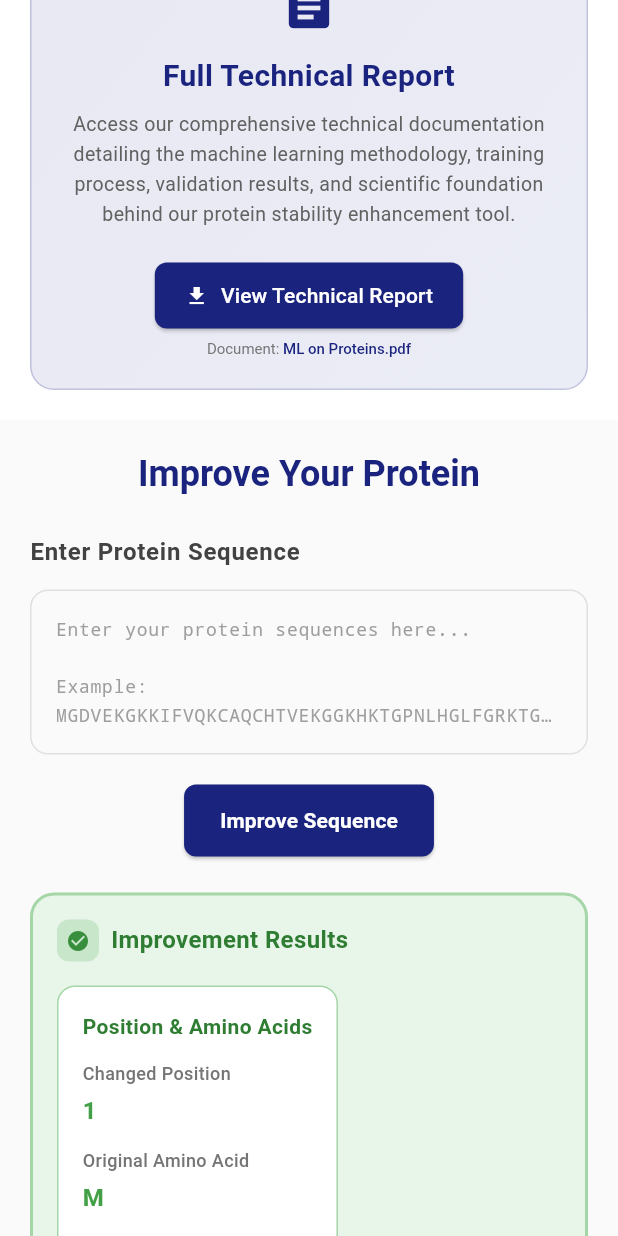
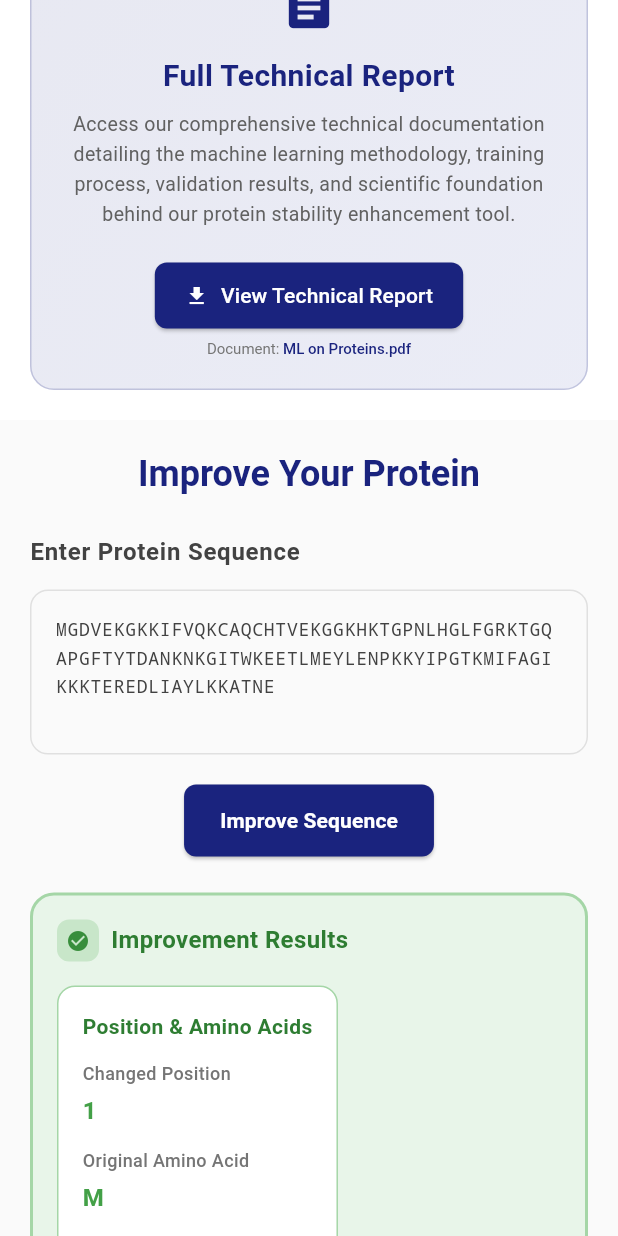
Before and after one commit to parsashu/Make-Protein-Stable-Website, a Flutter app: the screen it shows after launch, scrolled down 2304 dp, on a phone screen of 412 x 824 dp. Run offline on Flutter 3.47's test engine with Material 3 defaults, Android fonts, the light colour scheme and no system bars.

Commit message:
added default seq

```diff
--- a/lib/widgets/tool_section.dart
+++ b/lib/widgets/tool_section.dart
@@ -136,12 +136,9 @@ class _ToolSectionState extends State<ToolSection> {
                   ),
                   child: TextField(
                     key: const Key('protein_sequence_input'),
-                    controller: widget.sequenceController,
                     maxLines: isSmallScreen ? 4 : 6,
                     decoration: InputDecoration(
-                      hintText: isSmallScreen
-                          ? 'Enter your protein sequences here...\n\nExample:\nMGDVEKGKKIFVQKCAQCHTVEKGGKHKTGPNLHGLFGRKTGQAPGFTYTDANKNKGITWKEETLMEYLENPKKYIPGTKMIFAGIKKKTEREDLIAYLKKATNE'
-                          : 'Enter your protein sequences here...\n\n\n\nExample:\nMGDVEKGKKIFVQKCAQCHTVEKGGKHKTGPNLHGLFGRKTGQAPGFTYTDANKNKGITWKEETLMEYLENPKKYIPGTKMIFAGIKKKTEREDLIAYLKKATNE',
+                      hintText: 'Enter your protein sequences here...',
                       hintStyle: TextStyle(
                         color: Colors.grey[500],
                         fontFamily: 'Courier',
@@ -154,6 +151,9 @@ class _ToolSectionState extends State<ToolSection> {
                       fontFamily: 'Courier',
                       fontSize: isSmallScreen ? 12 : 14,
                     ),
+                    controller: widget.sequenceController
+                      ..text =
+                          'MGDVEKGKKIFVQKCAQCHTVEKGGKHKTGPNLHGLFGRKTGQAPGFTYTDANKNKGITWKEETLMEYLENPKKYIPGTKMIFAGIKKKTEREDLIAYLKKATNE',
                   ),
                 ),
                 SizedBox(height: isSmallScreen ? 20 : 24),
```
